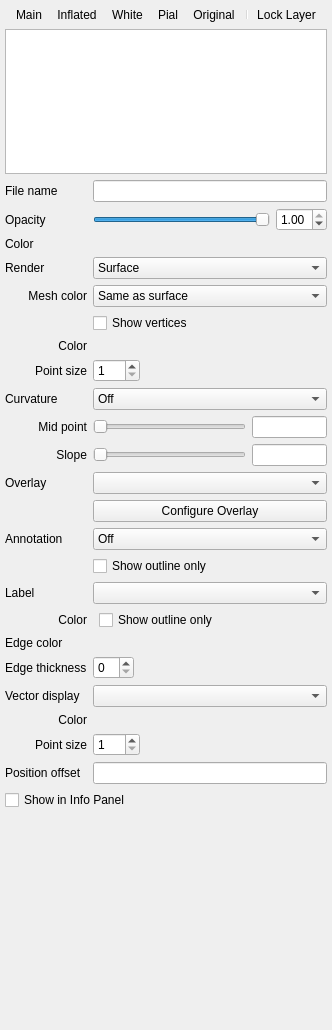
Above: freeview/PanelSurface.ui from freesurfer/freesurfer before the change. Below: the same form after it.
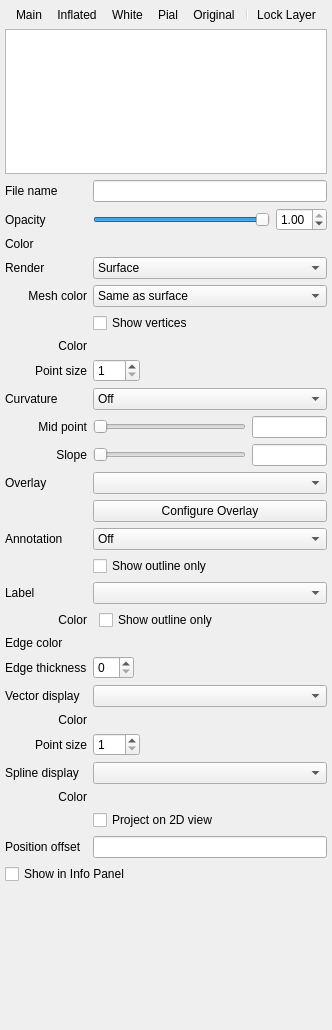
That is the form after the change. Icons and pictures are not drawn. Custom widgets are drawn as their Qt base class.

Commit message: control surface spline from control panel

Diff of the .ui file:
```diff
--- a/freeview/PanelSurface.ui
+++ b/freeview/PanelSurface.ui
@@ -24,8 +24,8 @@
     <rect>
      <x>0</x>
      <y>0</y>
-     <width>332</width>
-     <height>1030</height>
+     <width>314</width>
+     <height>1032</height>
     </rect>
    </property>
    <layout class="QVBoxLayout" name="verticalLayout">
@@ -633,14 +633,14 @@
         </item>
        </layout>
       </item>
-      <item row="22" column="0">
+      <item row="25" column="0">
        <widget class="QLabel" name="labelPositionOffset">
         <property name="text">
          <string>Position offset</string>
         </property>
        </widget>
       </item>
-      <item row="22" column="1">
+      <item row="25" column="1">
        <widget class="QLineEdit" name="lineEditPositionOffset"/>
       </item>
       <item row="14" column="1">
@@ -667,6 +667,53 @@
         </item>
        </layout>
       </item>
+      <item row="22" column="0">
+       <widget class="QLabel" name="label">
+        <property name="text">
+         <string>Spline display</string>
+        </property>
+       </widget>
+      </item>
+      <item row="22" column="1">
+       <widget class="QComboBox" name="comboBoxSplineDisplay"/>
+      </item>
+      <item row="23" column="0">
+       <widget class="QLabel" name="labelSplineColor">
+        <property name="text">
+         <string>Color</string>
+        </property>
+        <property name="alignment">
+         <set>Qt::AlignRight|Qt::AlignTrailing|Qt::AlignVCenter</set>
+        </property>
+       </widget>
+      </item>
+      <item row="23" column="1">
+       <layout class="QHBoxLayout" name="horizontalLayout23_2">
+        <item>
+         <widget class="QtColorPicker" name="colorpickerSplineColor" native="true"/>
+        </item>
+        <item>
+         <spacer name="horizontalSpacer_25">
+          <property name="orientation">
+           <enum>Qt::Horizontal</enum>
+          </property>
+          <property name="sizeHint" stdset="0">
+           <size>
+            <width>0</width>
+            <height>0</height>
+           </size>
+          </property>
+         </spacer>
+        </item>
+       </layout>
+      </item>
+      <item row="24" column="1">
+       <widget class="QCheckBox" name="checkBoxSplineProjection">
+        <property name="text">
+         <string>Project on 2D view</string>
+        </property>
+       </widget>
+      </item>
      </layout>
     </item>
     <item>
```
Left out of the diff: 35 changed lines with no effect on the pictures. The commit also changes 8 other files.
